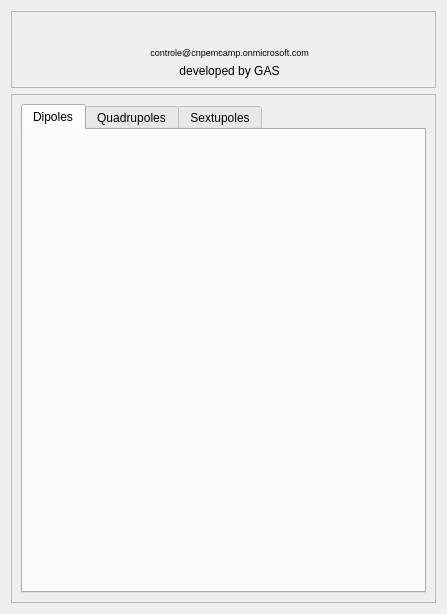
Above: siriushlacon/regatron/ui/main.ui from lnls-sirius/pydm-opi before the change. Below: the same form after it.
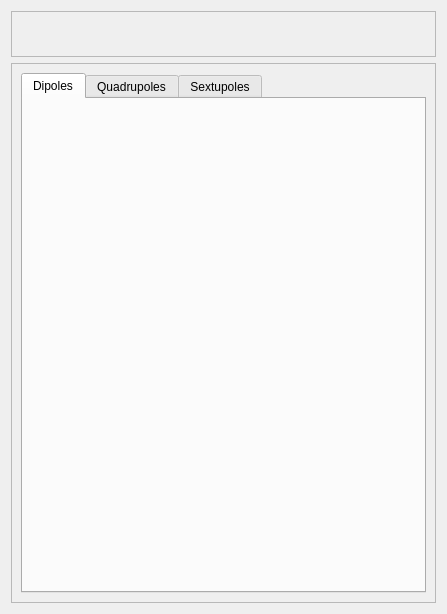
That is the form after the change. Icons and pictures are not drawn.

```diff
--- a/siriushlacon/regatron/ui/main.ui
+++ b/siriushlacon/regatron/ui/main.ui
@@ -23,21 +23,31 @@
       <enum>QFrame::Raised</enum>
      </property>
      <layout class="QGridLayout" name="gridLayout_3">
-      <item row="2" column="4">
-       <widget class="QLabel" name="label_296">
-        <property name="maximumSize">
+      <item row="0" column="5">
+       <spacer name="horizontalSpacer">
+        <property name="orientation">
+         <enum>Qt::Horizontal</enum>
+        </property>
+        <property name="sizeHint" stdset="0">
          <size>
-          <width>16777215</width>
+          <width>40</width>
           <height>20</height>
          </size>
         </property>
-        <property name="text">
-         <string>developed by GAS</string>
+       </spacer>
+      </item>
+      <item row="0" column="0">
+       <spacer name="horizontalSpacer_2">
+        <property name="orientation">
+         <enum>Qt::Horizontal</enum>
         </property>
-        <property name="alignment">
-         <set>Qt::AlignCenter</set>
+        <property name="sizeHint" stdset="0">
+         <size>
+          <width>40</width>
+          <height>20</height>
+         </size>
         </property>
-       </widget>
+       </spacer>
       </item>
       <item row="0" column="3" colspan="2">
        <widget class="QLabel" name="logo_cnpem">
@@ -46,429 +56,7 @@
         </property>
        </widget>
       </item>
-      <item row="0" column="5">
-       <spacer name="horizontalSpacer">
-        <property name="orientation">
-         <enum>Qt::Horizontal</enum>
-        </property>
-        <property name="sizeHint" stdset="0">
-         <size>
-          <width>40</width>
-          <height>20</height>
-         </size>
-        </property>
-       </spacer>
-      </item>
-      <item row="1" column="4">
-       <widget class="QLabel" name="label_294">
-        <property name="maximumSize">
-         <size>
-          <width>16777215</width>
-          <height>15</height>
-         </size>
-        </property>
-        <property name="palette">
-         <palette>
-          <active>
-           <colorrole role="WindowText">
-            <brush brushstyle="SolidPattern">
-             <color alpha="255">
-              <red>0</red>
-              <green>0</green>
-              <blue>255</blue>
-             </color>
-            </brush>
-           </colorrole>
-           <colorrole role="Button">
-            <brush brushstyle="SolidPattern">
-             <color alpha="255">
-              <red>239</red>
-              <green>235</green>
-              <blue>231</blue>
-             </color>
-            </brush>
-           </colorrole>
-           <colorrole role="Light">
-            <brush brushstyle="SolidPattern">
-             <color alpha="255">
-              <red>255</red>
-              <green>255</green>
-              <blue>255</blue>
-             </color>
-            </brush>
-           </colorrole>
-           <colorrole role="Midlight">
-            <brush brushstyle="SolidPattern">
-             <color alpha="255">
-              <red>247</red>
-              <green>245</green>
-              <blue>243</blue>
-             </color>
-            </brush>
-           </colorrole>
-           <colorrole role="Dark">
-            <brush brushstyle="SolidPattern">
-             <color alpha="255">
-              <red>119</red>
-              <green>117</green>
-              <blue>115</blue>
-             </color>
-            </brush>
-           </colorrole>
-           <colorrole role="Mid">
-            <brush brushstyle="SolidPattern">
-             <color alpha="255">
-              <red>159</red>
-              <green>157</green>
-              <blue>154</blue>
-             </color>
-            </brush>
-           </colorrole>
-           <colorrole role="BrightText">
-            <brush brushstyle="SolidPattern">
-             <color alpha="255">
-              <red>255</red>
-              <green>255</green>
-              <blue>255</blue>
-             </color>
-            </brush>
-           </colorrole>
-           <colorrole role="ButtonText">
-            <brush brushstyle="SolidPattern">
-             <color alpha="255">
-              <red>0</red>
-              <green>0</green>
-              <blue>0</blue>
-             </color>
-            </brush>
-           </colorrole>
-           <colorrole role="Base">
-            <brush brushstyle="SolidPattern">
-             <color alpha="255">
-              <red>255</red>
-              <green>255</green>
-              <blue>255</blue>
-             </color>
-            </brush>
-           </colorrole>
-           <colorrole role="Window">
-            <brush brushstyle="SolidPattern">
-             <color alpha="255">
-              <red>239</red>
-              <green>235</green>
-              <blue>231</blue>
-             </color>
-            </brush>
-           </colorrole>
-           <colorrole role="Shadow">
-            <brush brushstyle="SolidPattern">
-             <color alpha="255">
-              <red>0</red>
-              <green>0</green>
-              <blue>0</blue>
-             </color>
-            </brush>
-           </colorrole>
-           <colorrole role="AlternateBase">
-            <brush brushstyle="SolidPattern">
-             <color alpha="255">
-              <red>247</red>
-              <green>245</green>
-              <blue>243</blue>
-             </color>
-            </brush>
-           </colorrole>
-           <colorrole role="ToolTipBase">
-            <brush brushstyle="SolidPattern">
-             <color alpha="255">
-              <red>255</red>
-              <green>255</green>
-              <blue>220</blue>
-             </color>
-            </brush>
-           </colorrole>
-           <colorrole role="ToolTipText">
-            <brush brushstyle="SolidPattern">
-             <color alpha="255">
-              <red>0</red>
-              <green>0</green>
-              <blue>0</blue>
-             </color>
-            </brush>
-           </colorrole>
-          </active>
-          <inactive>
-           <colorrole role="WindowText">
-            <brush brushstyle="SolidPattern">
-             <color alpha="255">
-              <red>0</red>
-              <green>0</green>
-              <blue>0</blue>
-             </color>
-            </brush>
-           </colorrole>
-           <colorrole role="Button">
-            <brush brushstyle="SolidPattern">
-             <color alpha="255">
-              <red>239</red>
-              <green>235</green>
-              <blue>231</blue>
-             </color>
-            </brush>
-           </colorrole>
-           <colorrole role="Light">
-            <brush brushstyle="SolidPattern">
-             <color alpha="255">
-              <red>255</red>
-              <green>255</green>
-              <blue>255</blue>
-             </color>
-            </brush>
-           </colorrole>
-           <colorrole role="Midlight">
-            <brush brushstyle="SolidPattern">
-             <color alpha="255">
-              <red>247</red>
-              <green>245</green>
-              <blue>243</blue>
-             </color>
-            </brush>
-           </colorrole>
-           <colorrole role="Dark">
-            <brush brushstyle="SolidPattern">
-             <color alpha="255">
-              <red>119</red>
-              <green>117</green>
-              <blue>115</blue>
-             </color>
-            </brush>
-           </colorrole>
-           <colorrole role="Mid">
-            <brush brushstyle="SolidPattern">
-             <color alpha="255">
-              <red>159</red>
-              <green>157</green>
-              <blue>154</blue>
-             </color>
-            </brush>
-           </colorrole>
-           <colorrole role="BrightText">
-            <brush brushstyle="SolidPattern">
-             <color alpha="255">
-              <red>255</red>
-              <green>255</green>
-              <blue>255</blue>
-             </color>
-            </brush>
-           </colorrole>
-           <colorrole role="ButtonText">
-            <brush brushstyle="SolidPattern">
-             <color alpha="255">
-              <red>0</red>
-              <green>0</green>
-              <blue>0</blue>
-             </color>
-            </brush>
-           </colorrole>
-           <colorrole role="Base">
-            <brush brushstyle="SolidPattern">
-             <color alpha="255">
-              <red>255</red>
-              <green>255</green>
-              <blue>255</blue>
-             </color>
-            </brush>
-           </colorrole>
-           <colorrole role="Window">
-            <brush brushstyle="SolidPattern">
-             <color alpha="255">
-              <red>239</red>
-              <green>235</green>
-              <blue>231</blue>
-             </color>
-            </brush>
-           </colorrole>
-           <colorrole role="Shadow">
-            <brush brushstyle="SolidPattern">
-             <color alpha="255">
-              <red>0</red>
-              <green>0</green>
-              <blue>0</blue>
-             </color>
-            </brush>
-           </colorrole>
-           <colorrole role="AlternateBase">
-            <brush brushstyle="SolidPattern">
-             <color alpha="255">
-              <red>247</red>
-              <green>245</green>
-              <blue>243</blue>
-             </color>
-            </brush>
-           </colorrole>
-           <colorrole role="ToolTipBase">
-            <brush brushstyle="SolidPattern">
-             <color alpha="255">
-              <red>255</red>
-              <green>255</green>
-              <blue>220</blue>
-             </color>
-            </brush>
-           </colorrole>
-           <colorrole role="ToolTipText">
-            <brush brushstyle="SolidPattern">
-             <color alpha="255">
-              <red>0</red>
-              <green>0</green>
-              <blue>0</blue>
-             </color>
-            </brush>
-           </colorrole>
-          </inactive>
-          <disabled>
-           <colorrole role="WindowText">
-            <brush brushstyle="SolidPattern">
-             <color alpha="255">
-              <red>119</red>
-              <green>117</green>
-              <blue>115</blue>
-             </color>
-            </brush>
-           </colorrole>
-           <colorrole role="Button">
-            <brush brushstyle="SolidPattern">
-             <color alpha="255">
-              <red>239</red>
-              <green>235</green>
-              <blue>231</blue>
-             </color>
-            </brush>
-           </colorrole>
-           <colorrole role="Light">
-            <brush brushstyle="SolidPattern">
-             <color alpha="255">
-              <red>255</red>
-              <green>255</green>
-              <blue>255</blue>
-             </color>
-            </brush>
-           </colorrole>
-           <colorrole role="Midlight">
-            <brush brushstyle="SolidPattern">
-             <color alpha="255">
-              <red>247</red>
-              <green>245</green>
-              <blue>243</blue>
-             </color>
-            </brush>
-           </colorrole>
-           <colorrole role="Dark">
-            <brush brushstyle="SolidPattern">
-             <color alpha="255">
-              <red>119</red>
-              <green>117</green>
-              <blue>115</blue>
-             </color>
-            </brush>
-           </colorrole>
-           <colorrole role="Mid">
-            <brush brushstyle="SolidPattern">
-             <color alpha="255">
-              <red>159</red>
-              <green>157</green>
-              <blue>154</blue>
-             </color>
-            </brush>
-           </colorrole>
-           <colorrole role="BrightText">
-            <brush brushstyle="SolidPattern">
-             <color alpha="255">
-              <red>255</red>
-              <green>255</green>
-              <blue>255</blue>
-             </color>
-            </brush>
-           </colorrole>
-           <colorrole role="ButtonText">
-            <brush brushstyle="SolidPattern">
-             <color alpha="255">
-              <red>119</red>
-              <green>117</green>
-              <blue>115</blue>
-             </color>
-            </brush>
-           </colorrole>
-           <colorrole role="Base">
-            <brush brushstyle="SolidPattern">
-             <color alpha="255">
-              <red>239</red>
-              <green>235</green>
-              <blue>231</blue>
-             </color>
-            </brush>
-           </colorrole>
-           <colorrole role="Window">
-            <brush brushstyle="SolidPattern">
-             <color alpha="255">
-              <red>239</red>
-              <green>235</green>
-              <blue>231</blue>
-             </color>
-            </brush>
-           </colorrole>
-           <colorrole role="Shadow">
-            <brush brushstyle="SolidPattern">
-             <color alpha="255">
-              <red>0</red>
-              <green>0</green>
-              <blue>0</blue>
-             </color>
-            </brush>
-           </colorrole>
-           <colorrole role="AlternateBase">
-            <brush brushstyle="SolidPattern">
-             <color alpha="255">
-              <red>239</red>
-              <green>235</green>
-              <blue>231</blue>
-             </color>
-            </brush>
-           </colorrole>
-           <colorrole role="ToolTipBase">
-            <brush brushstyle="SolidPattern">
-             <color alpha="255">
-              <red>255</red>
-              <green>255</green>
-              <blue>220</blue>
-             </color>
-            </brush>
-           </colorrole>
-           <colorrole role="ToolTipText">
-            <brush brushstyle="SolidPattern">
-             <color alpha="255">
-              <red>0</red>
-              <green>0</green>
-              <blue>0</blue>
-             </color>
-            </brush>
-           </colorrole>
-          </disabled>
-         </palette>
-        </property>
-        <property name="font">
-         <font>
-          <pointsize>7</pointsize>
-         </font>
-        </property>
-        <property name="text">
-         <string>controle@cnpemcamp.onmicrosoft.com</string>
-        </property>
-        <property name="alignment">
-         <set>Qt::AlignCenter</set>
-        </property>
-       </widget>
-      </item>
-      <item row="0" column="1" rowspan="3">
+      <item row="0" column="1" rowspan="2">
        <widget class="QLabel" name="logo_lnls">
         <property name="text">
          <string>&lt;html&gt;&lt;head/&gt;&lt;body&gt;&lt;p&gt;&lt;img src=&quot;images/LNLS.png&quot;/&gt;&lt;/p&gt;&lt;/body&gt;&lt;/html&gt;</string>
@@ -501,8 +89,8 @@
        <rect>
         <x>0</x>
         <y>0</y>
-        <width>427</width>
-        <height>509</height>
+        <width>431</width>
+        <height>552</height>
        </rect>
       </property>
       <layout class="QGridLayout" name="gridLayout_2">
```
Left out of the diff: 13 changed lines with no effect on the pictures.
